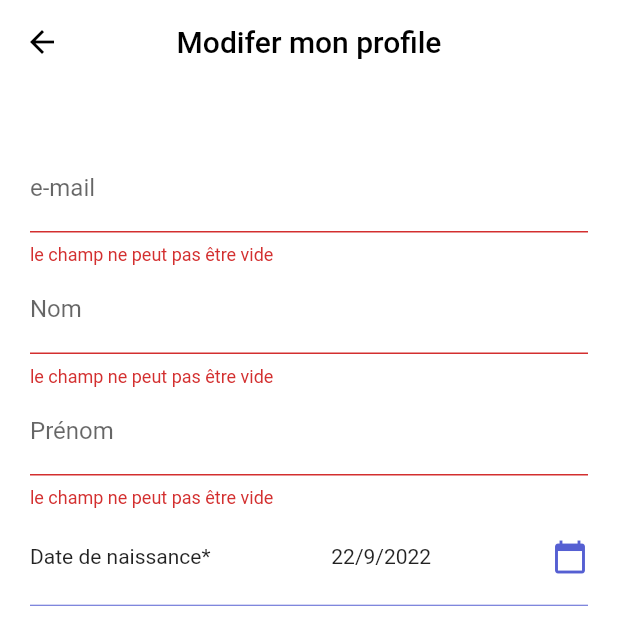
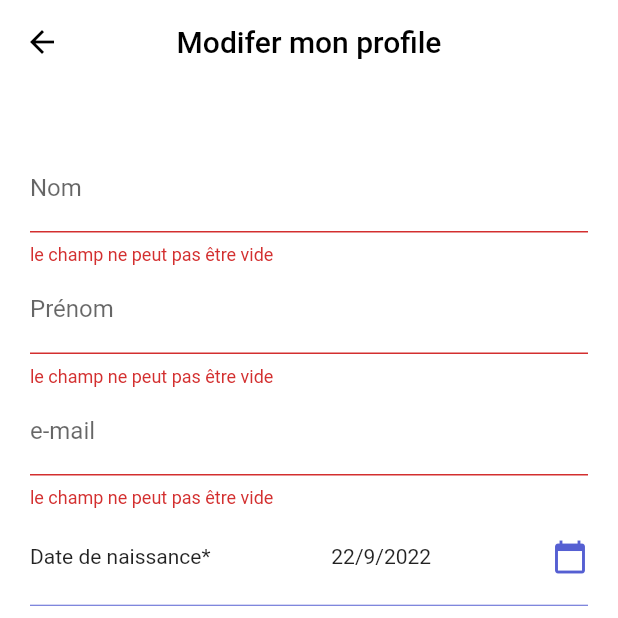
Before and after one commit to nhadjarab/tonveto-mobile, a Flutter app: the EditProfileScreen screen opened by its route, after a tap on "Mettre à jour", on a phone screen of 412 x 824 dp, the top half of it. Run offline on Flutter 3.47's test engine with Material 2 defaults, Android fonts, the phone set to English and light mode, and no system bars; our stand-ins replace flutter_svg, lottie, salomon_bottom_bar, shared_preferences, sizer; accounts and stored records are empty.

Commit message:
change screen strings' content

```diff
--- a/lib/views/screens/auth/login_screen.dart
+++ b/lib/views/screens/auth/login_screen.dart
@@ -130,7 +130,7 @@ class _LoginScreenState extends State<LoginScreen> {
                                   validatePassword(
                                       value,
                                       "le champ ne peut pas être vide",
-                                      "Le mot de passe doit contenir au moins un chiffre et +8 caractères"),
+                                      "Le mot de passe doit contenir au moins un chiffre et avoir au moins 8 caractères"),
                               onSaved: (value) => _password = value,
                             ),
                             const SizedBox(height: AppTheme.divider * 4),
--- a/lib/views/screens/auth/register_screen.dart
+++ b/lib/views/screens/auth/register_screen.dart
@@ -82,7 +82,7 @@ class _RegisterScreenState extends State<RegisterScreen> {
                               ),
                             ),
                             const Text(
-                              'Inscrire',
+                              'Inscription',
                               style: TextStyle(
                                   color: Colors.white,
                                   fontSize: 20,
--- a/lib/views/screens/profile/edit_profile_screen.dart
+++ b/lib/views/screens/profile/edit_profile_screen.dart
@@ -37,7 +37,7 @@ class _EditProfileScreenState extends State<EditProfileScreen> {
 
       if (birthDate == null || DateTime.now().year - birthDate!.year < 18) {
         ScaffoldMessenger.of(context).showSnackBar(
-            const SnackBar(content: Text("il faut que vous avez +18 ans")));
+            const SnackBar(content: Text("il faut avoir au moins 18 ans")));
         return;
       }
 
@@ -51,10 +51,10 @@ class _EditProfileScreenState extends State<EditProfileScreen> {
 
   @override
   void initState() {
-    birthDate = Provider.of<AuthViewModel>(context, listen: false)
-        .user?.birth_date;
+    birthDate =
+        Provider.of<AuthViewModel>(context, listen: false).user?.birth_date;
     birthDateInString =
-    "${birthDate?.day}/${birthDate?.month}/${birthDate?.year}";
+        "${birthDate?.day}/${birthDate?.month}/${birthDate?.year}";
 
     super.initState();
   }
@@ -80,9 +80,7 @@ class _EditProfileScreenState extends State<EditProfileScreen> {
         backgroundColor: Colors.white,
         foregroundColor: Colors.black,
       ),
-      body: Consumer<AuthViewModel>(
-          builder: (context, auth, _) {
-
+      body: Consumer<AuthViewModel>(builder: (context, auth, _) {
         return SafeArea(
           child: SingleChildScrollView(
             child: Column(
@@ -104,23 +102,13 @@ class _EditProfileScreenState extends State<EditProfileScreen> {
                       crossAxisAlignment: CrossAxisAlignment.stretch,
                       children: [
                         CustomTextField(
-                          initialValue: auth.user?.email ?? "",
-                          labelText: "e-mail",
-                          keyboardType: TextInputType.emailAddress,
-                          validator: (value) => validateEmail(
-                              value,
-                              "le champ ne peut pas être vide",
-                              "email invalide"),
-                          onSaved: (value) => _email = value,
-                        ),
-                        CustomTextField(
                           initialValue: auth.user?.last_name ?? "",
                           labelText: "Nom",
                           keyboardType: TextInputType.name,
                           validator: (value) => validateName(
                               value,
                               "le champ ne peut pas être vide",
-                              "le nom doit être +3 caracteres"),
+                              "le nom doit avoir au moins 3 caracteres"),
                           onSaved: (value) => _lastname = value,
                         ),
                         CustomTextField(
@@ -130,8 +118,18 @@ class _EditProfileScreenState extends State<EditProfileScreen> {
                           validator: (value) => validateName(
                               value,
                               "le champ ne peut pas être vide",
-                              "le prénom doit être +3 caracteres"),
+                              "le prénom doit avoir au moins 3 caracteres"),
                           onSaved: (value) => _firstname = value,
+                        ),
+                        CustomTextField(
+                          initialValue: auth.user?.email ?? "",
+                          labelText: "e-mail",
+                          keyboardType: TextInputType.emailAddress,
+                          validator: (value) => validateEmail(
+                              value,
+                              "le champ ne peut pas être vide",
+                              "email invalide"),
+                          onSaved: (value) => _email = value,
                         ),
                         const SizedBox(height: AppTheme.divider * 2),
                         Row(
@@ -150,18 +148,18 @@ class _EditProfileScreenState extends State<EditProfileScreen> {
                                   final datePick = await showDatePicker(
                                       context: context,
                                       initialDate: DateTime.now(),
-                                      firstDate: DateTime(DateTime.now().year - 100),
-                                      lastDate: DateTime(2050 ));
-                                  if (datePick != null && datePick != birthDate) {
-
+                                      firstDate:
+                                          DateTime(DateTime.now().year - 100),
+                                      lastDate: DateTime(2050));
+                                  if (datePick != null &&
+                                      datePick != birthDate) {
                                     setState(() {
                                       birthDate = datePick;
                                       isDateSelected = true;
                                       print(birthDateInString);
                                       birthDateInString =
-                                      "${birthDate?.day}/${birthDate?.month}/${birthDate?.year}";  // 08/14/2019
+                                          "${birthDate?.day}/${birthDate?.month}/${birthDate?.year}"; // 08/14/2019
                                       print(birthDateInString);
-
                                     });
                                   }
                                 }),
--- a/pubspec.yaml
+++ b/pubspec.yaml
@@ -15,7 +15,7 @@ publish_to: "none" # Remove this line if you wish to publish to pub.dev
 # In iOS, build-name is used as CFBundleShortVersionString while build-number used as CFBundleVersion.
 # Read more about iOS versioning at
 # https://developer.apple.com/library/archive/documentation/General/Reference/InfoPlistKeyReference/Articles/CoreFoundationKeys.html
-version: 1.0.0+1
+version: 1.0.0+2
 
 environment:
   sdk: ">=2.17.6 <3.0.0"
```
Also changed, not shown: lib/views/screens/auth/info_screen.dart (+4 -4 lines), lib/views/screens/home.dart (+4 -4 lines), pubspec.lock, 3 other files.
